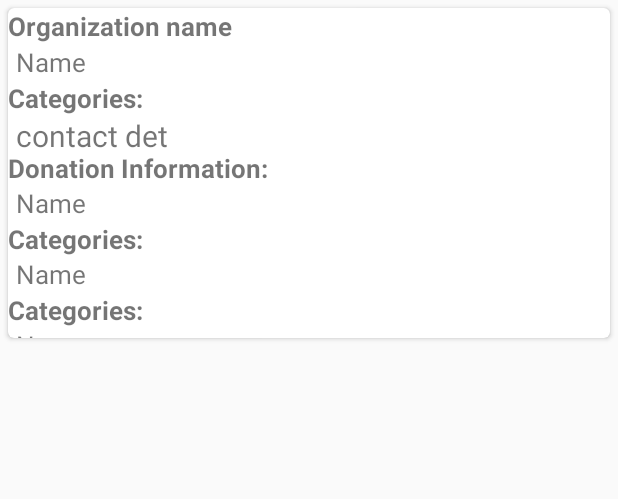
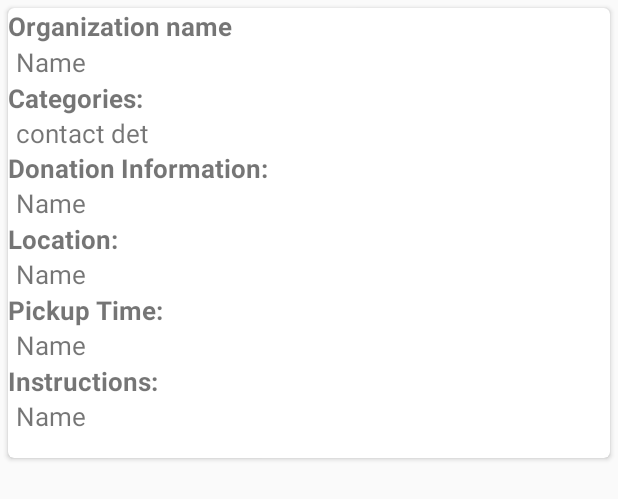
Before and after one commit to Clarekpd/GiveBack4.0, an Android app: the layout transaction_card.xml on its own in the app's theme, with its tools: preview values and no code run, on a phone screen of 412 x 824 dp. Shown: the top 499 px of the screen. Run offline under Robolectric (Android 15) with nearby library versions, the phone set to English and light mode, and no system bars.

Commit message:
Layout fixes

```diff
--- a/app/src/main/res/layout/donor_card.xml
+++ b/app/src/main/res/layout/donor_card.xml
@@ -110,8 +110,7 @@
             android:text="Name"
             android:gravity="center_vertical"
             android:textSize="17dp"
-            android:layout_below="@id/numberOfItemsLabel"
-            android:layout_marginTop="10dp"/>
+            android:layout_below="@id/numberOfItemsLabel"/>
 
 
 
--- a/app/src/main/res/layout/transaction_card.xml
+++ b/app/src/main/res/layout/transaction_card.xml
@@ -5,7 +5,7 @@
     xmlns:tools="http://schemas.android.com/tools"
     android:id="@+id/transaction_card_view"
     android:layout_width="match_parent"
-    android:layout_height="220dp"
+    android:layout_height="300dp"
     card_view:cardCornerRadius="4dp"
     android:layout_margin="5dp">
 
@@ -51,7 +51,7 @@
             android:layout_below="@id/CategoryLabel"
             android:layout_marginLeft="5dp"
             android:text="contact det"
-            android:textSize="20dp" />
+            android:textSize="17dp" />
 
         <TextView
             android:id="@+id/DonationInfoLabel"
@@ -77,7 +77,7 @@
             android:id="@+id/LocationLabel"
             android:layout_width="match_parent"
             android:layout_height="23dp"
-            android:text="Categories: "
+            android:text="Location: "
             android:layout_below="@id/donationInfo"
             android:gravity="center_vertical"
             android:textStyle="bold"
@@ -97,7 +97,7 @@
             android:id="@+id/TimeLabel"
             android:layout_width="match_parent"
             android:layout_height="23dp"
-            android:text="Categories: "
+            android:text="Pickup Time: "
             android:layout_below="@id/location"
             android:gravity="center_vertical"
             android:textStyle="bold"
```
